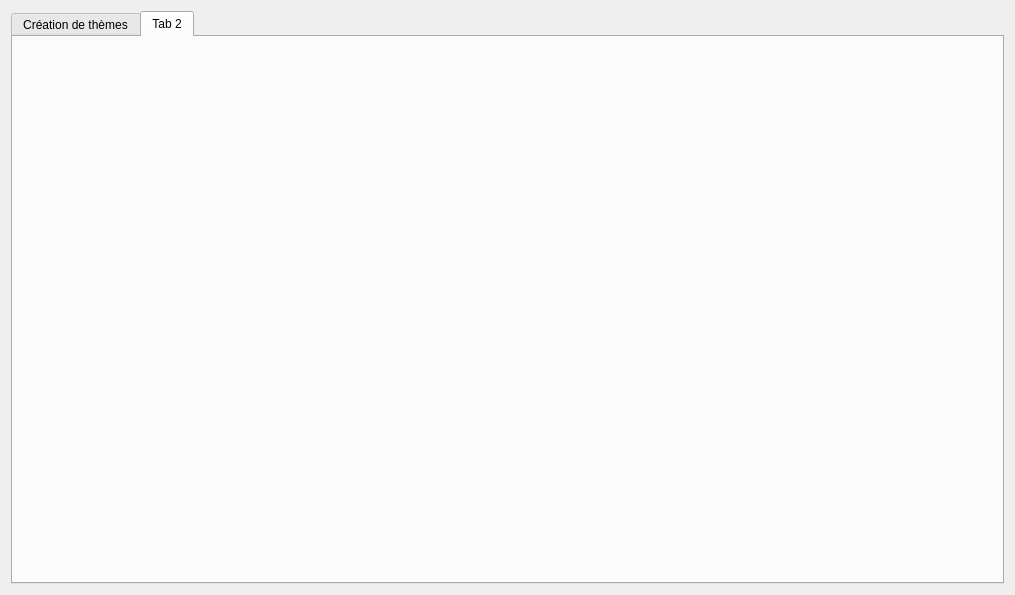
First picture: the form in editeur.ui, repository Txikilinux/leterrier-mulot, before the edit.
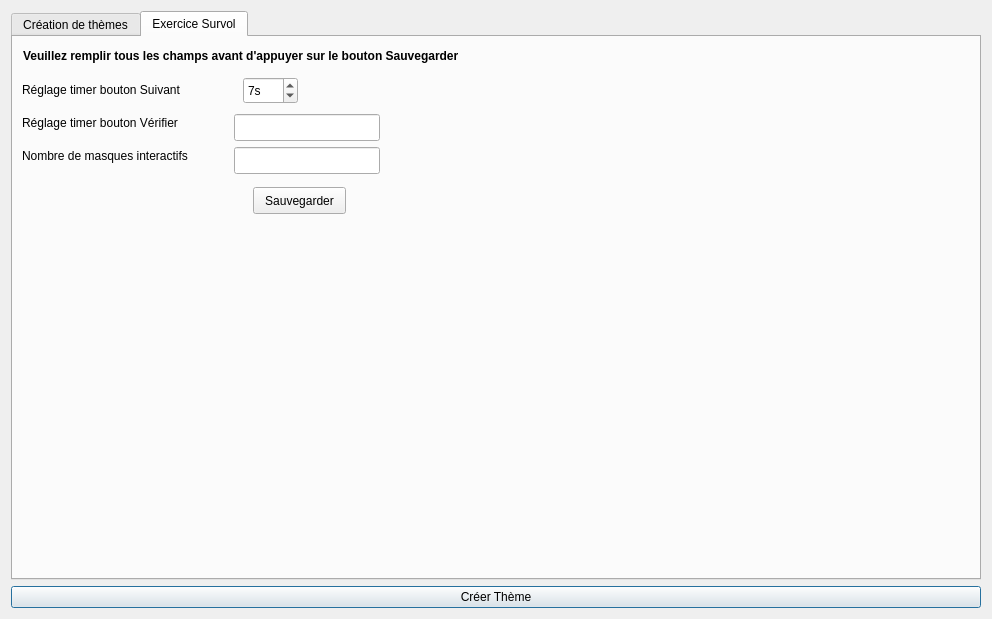
Second picture: the form after the edit. The open tabs and pages were chosen to show the change. Icons and pictures are not drawn.

Commit message: Modifications des path temp (attribut de la classe). Ajout boutons et onglets Exercice Survol

Patch:
```diff
--- a/editeur.ui
+++ b/editeur.ui
@@ -6,15 +6,25 @@
    <rect>
     <x>0</x>
     <y>0</y>
-    <width>1015</width>
-    <height>595</height>
+    <width>992</width>
+    <height>619</height>
    </rect>
   </property>
   <property name="windowTitle">
    <string>Dialog</string>
   </property>
   <layout class="QGridLayout" name="gridLayout_2">
-   <item row="0" column="0">
+   <property name="sizeConstraint">
+    <enum>QLayout::SetDefaultConstraint</enum>
+   </property>
+   <item row="2" column="0">
+    <widget class="QPushButton" name="btnCreerTheme">
+     <property name="text">
+      <string>Créer Thème</string>
+     </property>
+    </widget>
+   </item>
+   <item row="1" column="0">
     <widget class="QTabWidget" name="tabWidgetEditeur">
      <property name="sizePolicy">
       <sizepolicy hsizetype="Expanding" vsizetype="Expanding">
@@ -22,6 +32,9 @@
        <verstretch>0</verstretch>
       </sizepolicy>
      </property>
+     <property name="layoutDirection">
+      <enum>Qt::LeftToRight</enum>
+     </property>
      <property name="tabPosition">
       <enum>QTabWidget::North</enum>
      </property>
@@ -265,8 +278,118 @@
      </widget>
      <widget class="QWidget" name="tab_2">
       <attribute name="title">
-       <string>Tab 2</string>
+       <string>Exercice Survol</string>
       </attribute>
+      <widget class="QLabel" name="labelReglageBtnSuivant">
+       <property name="geometry">
+        <rect>
+         <x>9</x>
+         <y>44</y>
+         <width>194</width>
+         <height>17</height>
+        </rect>
+       </property>
+       <property name="text">
+        <string>Réglage timer bouton Suivant</string>
+       </property>
+      </widget>
+      <widget class="QLabel" name="labelReglageBtnVerifier">
+       <property name="geometry">
+        <rect>
+         <x>9</x>
+         <y>77</y>
+         <width>192</width>
+         <height>17</height>
+        </rect>
+       </property>
+       <property name="text">
+        <string>Réglage timer bouton Vérifier</string>
+       </property>
+      </widget>
+      <widget class="QLabel" name="labelReglageMasque">
+       <property name="geometry">
+        <rect>
+         <x>9</x>
+         <y>110</y>
+         <width>206</width>
+         <height>17</height>
+        </rect>
+       </property>
+       <property name="text">
+        <string>Nombre de masques interactifs</string>
+       </property>
+      </widget>
+      <widget class="QLineEdit" name="lineEditReglageVerifier">
+       <property name="geometry">
+        <rect>
+         <x>221</x>
+         <y>77</y>
+         <width>146</width>
+         <height>27</height>
+        </rect>
+       </property>
+      </widget>
+      <widget class="QLineEdit" name="lineEditReglageMasque">
+       <property name="geometry">
+        <rect>
+         <x>221</x>
+         <y>110</y>
+         <width>146</width>
+         <height>27</height>
+        </rect>
+       </property>
+      </widget>
+      <widget class="QLabel" name="labelConsigne">
+       <property name="geometry">
+        <rect>
+         <x>10</x>
+         <y>10</y>
+         <width>591</width>
+         <height>17</height>
+        </rect>
+       </property>
+       <property name="font">
+        <font>
+         <weight>75</weight>
+         <bold>true</bold>
+        </font>
+       </property>
+       <property name="text">
+        <string>Veuillez remplir tous les champs avant d'appuyer sur le bouton Sauvegarder</string>
+       </property>
+      </widget>
+      <widget class="QPushButton" name="btnSaveOptionSurvol">
+       <property name="geometry">
+        <rect>
+         <x>240</x>
+         <y>150</y>
+         <width>93</width>
+         <height>27</height>
+        </rect>
+       </property>
+       <property name="text">
+        <string>Sauvegarder</string>
+       </property>
+      </widget>
+      <widget class="QSpinBox" name="spinBox">
+       <property name="geometry">
+        <rect>
+         <x>230</x>
+         <y>40</y>
+         <width>55</width>
+         <height>27</height>
+        </rect>
+       </property>
+       <property name="accelerated">
+        <bool>true</bool>
+       </property>
+       <property name="suffix">
+        <string>s</string>
+       </property>
+       <property name="value">
+        <number>7</number>
+       </property>
+      </widget>
      </widget>
     </widget>
    </item>
```
Left out of the diff: 217 changed lines with no effect on the pictures. The commit also changes 3 other files.
